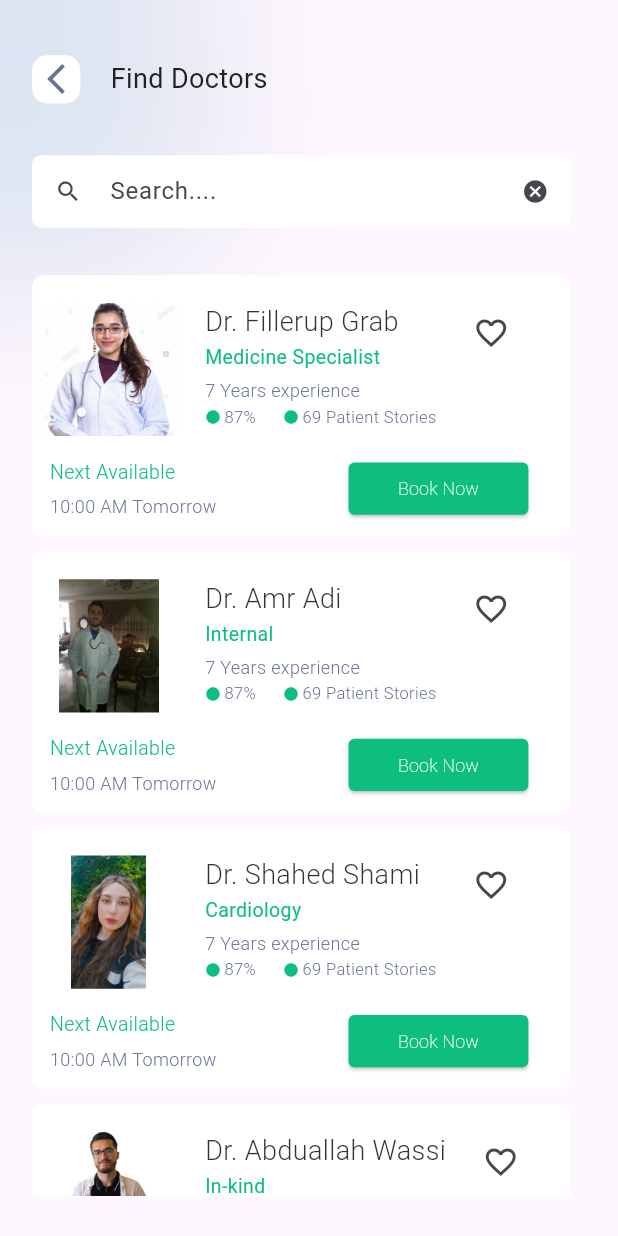
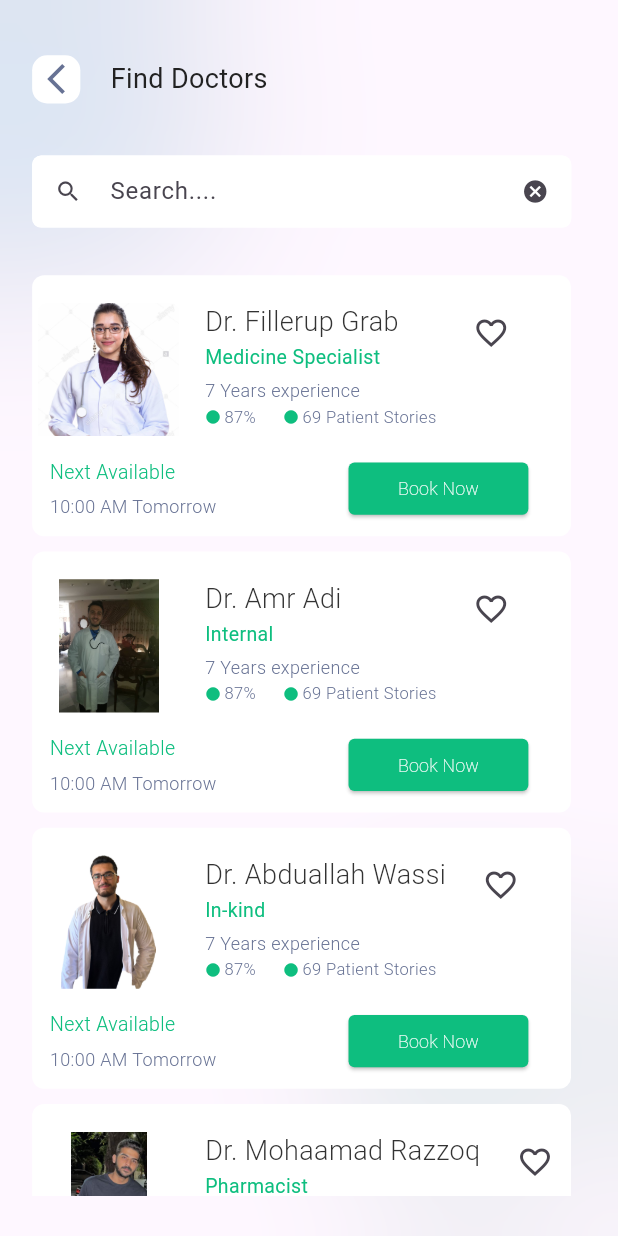
Before and after one commit to amradi6/salamtak, a Flutter app: the LoginScreen screen opened by its route, after a tap on "Log in", after a tap on "Search.....", on a phone screen of 412 x 824 dp. Run offline on Flutter 3.47's test engine with Material 3 defaults, Android fonts, the light colour scheme and no system bars; our stand-ins replace flutter_bloc, flutter_rating_bar; Roboto replaces fonts that are missing (PT Sans, Rubik).

Commit message:
Refactor: Introduce CircleForBg widget and update usages
This commit introduces a reusable `CircleForBg` widget to create blurred circular background elements with gradients.

Key changes:
- **`CircleForBg` widget:**
    - A new widget in `core/constants/widgets/` to encapsulate the logic for drawing blurred, gradient circles.
    - Takes `size`, `width`, `height`, `top`, `bottom`, `left`, `right`, and `color` as parameters.
- **Refactoring:**
    - Replaced duplicated code for creating background circles in the following screens with the new `CircleForBg` widget:
        - `SplashScreen`
        - `OnboardingScreen01`, `OnboardingScreen02`, `OnboardingScreen03`
        - `LoginScreen`
        - `SignupScreen`
        - `FindDoctorScreen`
    - Renamed `CustomSizedBox` in `features/onboarding/widgets/` to `CustomCircleForOnboarding` to better reflect its purpose and avoid confusion with the standard `SizedBox`.
- **Minor UI Adjustments:**
    - Adjusted the position of a background circle in `FindDoctorScreen`.
- **Data Update:**
    - Removed one doctor entry ("Dr. Shahed Shami") from the `topDoctors` list in `HomeState`.

```diff
--- a/frontend/salamtak/lib/features/auth/views/login_screen.dart
+++ b/frontend/salamtak/lib/features/auth/views/login_screen.dart
@@ -1,12 +1,10 @@
-import 'dart:ui';
-
 import 'package:flutter/material.dart';
+import 'package:salamtak/core/constants/widgets/circle_for_bg.dart';
 import 'package:salamtak/features/auth/views/forgot_screen.dart';
 import 'package:salamtak/features/auth/widgets/auth_with_google.dart';
 import 'package:salamtak/features/auth/widgets/custom_elevated_button.dart';
 import 'package:salamtak/features/auth/widgets/custom_text_button.dart';
 import 'package:salamtak/features/auth/widgets/custom_text_form_field.dart';
-
 
 class LoginScreen extends StatelessWidget {
   const LoginScreen({super.key});
@@ -15,64 +13,29 @@ class LoginScreen extends StatelessWidget {
   Widget build(BuildContext context) {
     final size = MediaQuery.of(context).size;
 
-    final double circleSize = size.width * 0.5625;
     return Scaffold(
       backgroundColor: Color(0XFFFFFFFF),
-      body:SizedBox(
+      body: SizedBox(
         height: double.infinity,
         width: double.infinity,
         child: Stack(
           children: [
-            Positioned(
+            CircleForBg(
+              size: size,
+              width: size.width * 0.5625,
+              height: size.width * 0.5625,
               top: size.height * -0.1242,
               left: size.width * -0.0859,
-              child: Stack(
-                children: [
-                  Container(
-                    width: circleSize,
-                    height: circleSize,
-                    decoration: const BoxDecoration(
-                      shape: BoxShape.circle,
-                      gradient: RadialGradient(
-                        colors: [Color(0x8461CEFF), Colors.transparent],
-                        radius: 0.8,
-                      ),
-                    ),
-                  ),
-                  Positioned.fill(
-                    child: BackdropFilter(
-                      filter: ImageFilter.blur(sigmaX: 40, sigmaY: 40),
-                      child: Container(color: Colors.transparent),
-                    ),
-                  ),
-                ],
-              ),
+              color: Color(0x8461CEFF),
             ),
 
-            Positioned(
+            CircleForBg(
+              size: size,
+              width: size.width * 0.716145,
+              height: size.width * 0.716145,
               top: size.height * 0.8057,
               left: size.width * 0.5260,
-              child: Stack(
-                children: [
-                  Container(
-                    width: size.width * 0.716145,
-                    height: size.width * 0.716145,
-                    decoration: const BoxDecoration(
-                      shape: BoxShape.circle,
-                      gradient: RadialGradient(
-                        colors: [Color(0x4D0EBE7E), Colors.transparent],
-                        radius: 0.8,
-                      ),
-                    ),
-                  ),
-                  Positioned.fill(
-                    child: BackdropFilter(
-                      filter: ImageFilter.blur(sigmaX: 40, sigmaY: 40),
-                      child: Container(color: Colors.transparent),
-                    ),
-                  ),
-                ],
-              ),
+              color: Color(0x4D0EBE7E),
             ),
 
             SingleChildScrollView(
@@ -80,9 +43,7 @@ class LoginScreen extends StatelessWidget {
                 crossAxisAlignment: CrossAxisAlignment.center,
                 children: [
                   Padding(
-                    padding: EdgeInsets.only(
-                      top: size.height * 0.1577052,
-                    ),
+                    padding: EdgeInsets.only(top: size.height * 0.1577052),
                     child: SizedBox(
                       width: double.infinity,
                       child: Column(
@@ -130,24 +91,34 @@ class LoginScreen extends StatelessWidget {
                       ),
                     ],
                   ),
-                  SizedBox(height: size.height*0.0397367),
-                  CustomElevatedButton(onPressed: () {
-                    Navigator.pushReplacementNamed(context, "/home");
-                  }, text: "Log in", size: size),
-                  SizedBox(height: size.height*0.023593),
-                  CustomTextButton(text: "Forgot password?", onPressed: () {
-                    ForgotScreen.showForgotPasswordSheet(context);
-                  },),
-                  SizedBox(height: size.height*0.1),
-                  CustomTextButton(text: "Don’t have an account? Join us", onPressed: () {
-                    Navigator.pushNamed(context, "/Signup");
-                  },),
+                  SizedBox(height: size.height * 0.0397367),
+                  CustomElevatedButton(
+                    onPressed: () {
+                      Navigator.pushReplacementNamed(context, "/home");
+                    },
+                    text: "Log in",
+                    size: size,
+                  ),
+                  SizedBox(height: size.height * 0.023593),
+                  CustomTextButton(
+                    text: "Forgot password?",
+                    onPressed: () {
+                      ForgotScreen.showForgotPasswordSheet(context);
+                    },
+                  ),
+                  SizedBox(height: size.height * 0.1),
+                  CustomTextButton(
+                    text: "Don’t have an account? Join us",
+                    onPressed: () {
+                      Navigator.pushNamed(context, "/Signup");
+                    },
+                  ),
                 ],
               ),
             ),
           ],
         ),
-      ) ,
+      ),
     );
   }
 }
--- a/frontend/salamtak/lib/features/find_doctors/views/find_doctor_screen.dart
+++ b/frontend/salamtak/lib/features/find_doctors/views/find_doctor_screen.dart
@@ -14,8 +14,7 @@ class FindDoctorScreen extends StatefulWidget {
 }
 
 class _FindDoctorScreenState extends State<FindDoctorScreen> {
-
-  final TextEditingController controller =TextEditingController();
+  final TextEditingController controller = TextEditingController();
   final GlobalKey<FormState> _formKey = GlobalKey<FormState>();
 
   @override
@@ -42,8 +41,8 @@ class _FindDoctorScreenState extends State<FindDoctorScreen> {
             size: size,
             width: size.width * 0.56,
             height: size.width * 0.56,
-            top: size.height * 0.257,
-            left: size.width * 1.638,
+            bottom: size.height * 0.0062,
+            left: size.width * 0.4896,
             color: Color(0X1E0EBE7E),
           ),
           Positioned(
@@ -88,9 +87,7 @@ class _FindDoctorScreenState extends State<FindDoctorScreen> {
                     controller: controller,
                     size: size,
                     validator: (value) {
-                      if (value == null || value
-                          .trim()
-                          .isEmpty) {
+                      if (value == null || value.trim().isEmpty) {
                         return "Please Enter The Name Doctor";
                       }
                       return null;
@@ -98,7 +95,8 @@ class _FindDoctorScreenState extends State<FindDoctorScreen> {
                     onFieldSubmitted: (value) {
                       if (_formKey.currentState!.validate()) {
                         context.read<FindDoctorCubit>().filterDoctors(
-                            value.trim());
+                          value.trim(),
+                        );
                       }
                     },
                     suffixIcon: IconButton(
@@ -113,7 +111,9 @@ class _FindDoctorScreenState extends State<FindDoctorScreen> {
                       if (trimmedValue.isEmpty) {
                         context.read<FindDoctorCubit>().resetDoctors();
                       } else {
-                        context.read<FindDoctorCubit>().filterDoctors(trimmedValue);
+                        context.read<FindDoctorCubit>().filterDoctors(
+                          trimmedValue,
+                        );
                       }
                     },
                     textInputType: TextInputType.text,
@@ -128,20 +128,25 @@ class _FindDoctorScreenState extends State<FindDoctorScreen> {
                     width: size.width * 0.872,
                     child: BlocBuilder<FindDoctorCubit, FindDoctorState>(
                       builder: (context, state) {
-                        List<Map<String, dynamic>>doctors = [];
+                        List<Map<String, dynamic>> doctors = [];
                         if (state is FindDoctorInitialState) {
                           doctors = state.allDoctors;
-                        }
-                        else if (state is DoctorFilterState) {
+                        } else if (state is DoctorFilterState) {
                           doctors = state.filteredDoctors;
                         }
-                        if(doctors.isEmpty){
+                        if (doctors.isEmpty) {
                           return Padding(
-                            padding: EdgeInsets.symmetric(horizontal: size.width*0.085,vertical: size.height*0.074),
+                            padding: EdgeInsets.symmetric(
+                              horizontal: size.width * 0.085,
+                              vertical: size.height * 0.074,
+                            ),
                             child: Text(
                               "No doctor found with this name",
                               style: TextStyle(
-                                fontSize: 18, color: Color(0XFF333333),fontWeight: FontWeight.bold),
+                                fontSize: 18,
+                                color: Color(0XFF333333),
+                                fontWeight: FontWeight.bold,
+                              ),
                             ),
                           );
                         }
--- a/frontend/salamtak/lib/features/home/cubit/home__state.dart
+++ b/frontend/salamtak/lib/features/home/cubit/home__state.dart
@@ -11,12 +11,6 @@ final List<Map<String, dynamic>> doctors = [
     "image": "assets/images/AmrAdi.jpg",
     "name": "Dr. Amr Adi",
     "specialty": "Internal",
-    "rating": 5.0,
-  },
-  {
-    "image": "assets/images/shahed shami.jpg",
-    "name": "Dr. Shahed Shami",
-    "specialty": "Cardiology",
     "rating": 5.0,
   },
   {
--- a/frontend/salamtak/lib/features/onboarding/widgets/custom_sizedbox.dart
+++ b/frontend/salamtak/lib/features/onboarding/widgets/custom_circle_for_onboarding.dart
@@ -1,7 +1,7 @@
 import 'package:flutter/material.dart';
 
-class CustomSizedBox extends StatelessWidget {
-  const CustomSizedBox({
+class CustomCircleForOnboarding extends StatelessWidget {
+  const CustomCircleForOnboarding({
     super.key,
     required this.size,
     this.top,
```
Also changed, not shown: frontend/salamtak/lib/features/auth/views/signup_screen.dart (+16 -51 lines), frontend/salamtak/lib/features/onboarding/views/onboarding_screen_01.dart (+14 -30 lines), frontend/salamtak/lib/features/onboarding/views/onboarding_screen_02.dart (+14 -28 lines), frontend/salamtak/lib/features/onboarding/views/onboarding_screen_03.dart (+14 -28 lines), frontend/salamtak/lib/features/splash/views/splash_screen.dart (+11 -48 lines).
